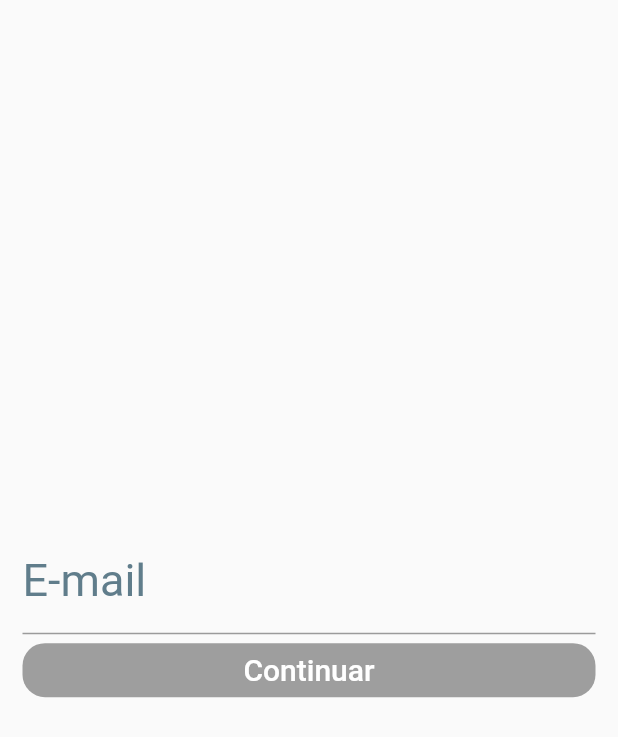
After one commit to lourencofelipe/flutter-mobx, a Flutter app: the screen it shows after launch, on a phone screen of 412 x 824 dp. The commit adds this screen. Shown: the top 737 px of the screen. Run offline on Flutter 3.47's test engine with Material 2 defaults, Android fonts, the phone set to English and light mode, and no system bars; our stand-ins replace email_validator, flutter_mobx, mobx; generated files the repository leaves out were written again.

Commit message:
Adding mobx structure and dependencies

```diff
--- /dev/null
+++ b/lib/app/home_screen_mobx.dart
@@ -0,0 +1,53 @@
+import 'package:email_validation_mobx/app/stores/email_store.dart';
+import 'package:flutter/material.dart';
+import 'package:flutter_mobx/flutter_mobx.dart';
+
+class HomeScreenMobx extends StatelessWidget {
+
+  final emailStore = EmailStore();
+
+  void _nextStep(){
+    print('botão ativado');
+  }
+
+  @override
+  Widget build(BuildContext context) {
+    return Scaffold(
+      body: Container(
+      child: Padding(
+        padding: EdgeInsets.all(15.0),
+        child: Column(
+          mainAxisAlignment: MainAxisAlignment.center,
+          children: <Widget>[
+            TextField(
+              onChanged: emailStore.changeEmail,
+              keyboardType: TextInputType.emailAddress,
+              decoration: InputDecoration(
+                labelText: "E-mail", labelStyle: TextStyle(fontSize: 30.0,
+                color: Colors.blueGrey)),
+            ),
+            Observer(
+              builder: (_) => MaterialButton(
+                  minWidth: double.infinity,
+                  child: Text(
+                    'Continuar',
+                    style: TextStyle(
+                      fontSize: 20.0,
+                    ),
+                  ),
+                  onPressed: emailStore.buttonEnabled ? _nextStep : null,
+                  textColor: Colors.white,
+                  color: Colors.blue,
+                  disabledColor: Colors.grey,
+                   shape: RoundedRectangleBorder(
+                   borderRadius: BorderRadius.circular(15),
+              ),
+                ),
+              ),
+            ],
+          ),
+        ),
+      ),
+    );
+  }
+}
--- a/lib/main.dart
+++ b/lib/main.dart
@@ -1,5 +1,7 @@
 import 'package:email_validation_mobx/app/screens/home_screen.dart';
 import 'package:flutter/material.dart';
+
+import 'app/home_screen_mobx.dart';
 
 void main() => runApp(MyApp());
 
@@ -9,7 +11,7 @@ class MyApp extends StatelessWidget {
     return MaterialApp(
       debugShowCheckedModeBanner: false,
       title: 'Flutter email validation',
-      home: HomeScreen(),
+      home: HomeScreenMobx(),
     );
   }
 }
--- a/pubspec.yaml
+++ b/pubspec.yaml
@@ -19,6 +19,9 @@ environment:
 dependencies:
   flutter:
     sdk: flutter
+  email_validator: ^1.0.4
+  mobx: ^0.4.0+1
+  flutter_mobx: ^0.3.6
 
   # The following adds the Cupertino Icons font to your application.
   # Use with the CupertinoIcons class for iOS style icons.
@@ -27,7 +30,8 @@ dependencies:
 dev_dependencies:
   flutter_test:
     sdk: flutter
-  email_validator: ^1.0.4
+  mobx_codegen: ^0.4.0+1
+  build_runner: ^1.7.3
 
 
 # For information on the generic Dart part of this file, see the
```
Also changed, not shown: lib/app/stores/email_store.dart (added, +19 -0 lines), lib/app/stores/email_store.g.dart (added), pubspec.lock.
